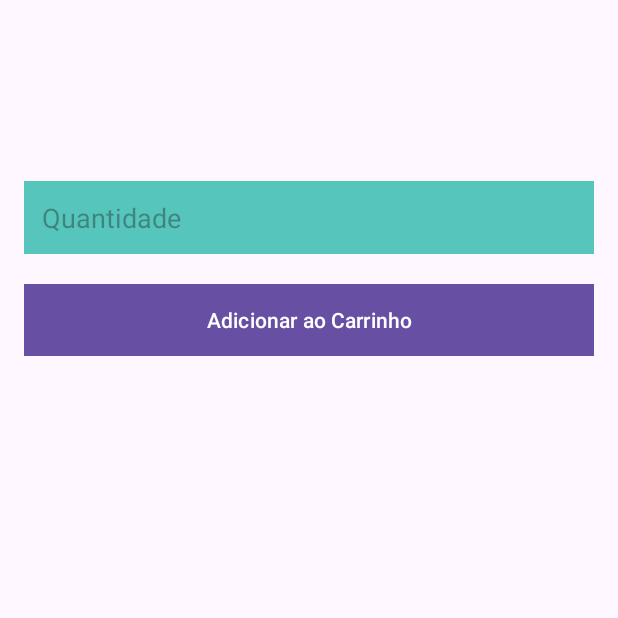
After one commit to CristianMartini/Echo-Viagens-, an Android app: the ProdutoDetalhes screen opened directly, with no data from a screen before it, on a phone screen of 412 x 824 dp, the top half of it. The commit adds this screen. Run offline under Robolectric (Android 15) with nearby library versions, the phone set to English and light mode, and no system bars.

Commit message:
tela_detalhes_produto

```diff
--- a/app/src/main/java/com/example/echoviagens/LoginActivity.kt
+++ b/app/src/main/java/com/example/echoviagens/LoginActivity.kt
@@ -39,7 +39,7 @@ class LoginActivity : AppCompatActivity() {
         val password = passwordEditText.text.toString().trim()
 
         val retrofit = Retrofit.Builder()
-            .baseUrl("https://71470dd5-14c8-4ec4-960e-a81bd29d91ad-00-sk7g2syvbseo.janeway.replit.dev/")
+            .baseUrl("https://b70f22cb-bf98-47c7-afce-c00348670242-00-53lkyvp7ukre.spock.repl.co/")
             .addConverterFactory(GsonConverterFactory.create())
             .build()
 
--- /dev/null
+++ b/app/src/main/java/com/example/echoviagens/ProdutoDetalhes.kt
@@ -0,0 +1,22 @@
+package com.example.echoviagens
+
+import androidx.appcompat.app.AppCompatActivity
+import android.os.Bundle
+import android.widget.Button
+import android.widget.TextView
+
+class ProdutoDetalhes : AppCompatActivity() {
+    override fun onCreate(savedInstanceState: Bundle?) {
+        super.onCreate(savedInstanceState)
+        setContentView(R.layout.activity_produto_detalhes)
+        val nomeProduto = intent.getStringExtra("NOME_PRODUTO")
+        val descricaoProduto = intent.getStringExtra("DESCRICAO_PRODUTO")
+
+        findViewById<TextView>(R.id.txtNomeProduto).text = nomeProduto
+        findViewById<TextView>(R.id.txtDescricaoProduto).text = descricaoProduto
+
+        findViewById<Button>(R.id.btnAdicionarAoCarrinho).setOnClickListener {
+            // TODO ADICIONAR AO CARRINHO
+        }
+    }
+}
--- /dev/null
+++ b/app/src/main/res/layout/activity_produto_detalhes.xml
@@ -0,0 +1,62 @@
+<androidx.constraintlayout.widget.ConstraintLayout
+
+    xmlns:android="http://schemas.android.com/apk/res/android"
+    xmlns:app="http://schemas.android.com/apk/res-auto"
+    android:layout_width="match_parent"
+    android:layout_height="match_parent"
+    android:padding="16dp">
+
+    <TextView
+        android:id="@+id/txtNomeProduto"
+        android:layout_width="0dp"
+        android:layout_height="wrap_content"
+        android:text="Produto"
+        android:textSize="24sp"
+        android:textStyle="bold"
+        android:textColor="#333"
+        android:gravity="center"
+        app:layout_constraintTop_toTopOf="parent"
+        app:layout_constraintStart_toStartOf="parent"
+        app:layout_constraintEnd_toEndOf="parent"
+        android:layout_marginTop="20dp"/>
+
+    <TextView
+        android:id="@+id/txtDescricaoProduto"
+        android:layout_width="0dp"
+        android:layout_height="wrap_content"
+        android:text="DescriÃ§Ã£o"
+        android:textSize="16sp"
+        android:textColor="#666"
+        android:gravity="center"
+        app:layout_constraintTop_toBottomOf="@+id/txtNomeProduto"
+        app:layout_constraintStart_toStartOf="parent"
+        app:layout_constraintEnd_toEndOf="parent"
+        android:layout_marginTop="10dp"/>
+
+    <EditText
+        android:id="@+id/edtQuantidade"
+        android:layout_width="0dp"
+        android:layout_height="wrap_content"
+        android:hint="Quantidade"
+        android:inputType="number"
+        android:padding="12dp"
+        android:background="#56C5BB"
+        app:layout_constraintTop_toBottomOf="@+id/txtDescricaoProduto"
+        app:layout_constraintStart_toStartOf="parent"
+        app:layout_constraintEnd_toEndOf="parent"
+        android:layout_marginTop="20dp"/>
+
+    <Button
+        android:id="@+id/btnAdicionarAoCarrinho"
+        android:layout_width="0dp"
+        android:layout_height="wrap_content"
+        android:text="Adicionar ao Carrinho"
+        android:textAllCaps="false"
+        android:background="#2C7D8C"
+        android:textColor="#FFF"
+        app:layout_constraintTop_toBottomOf="@+id/edtQuantidade"
+        app:layout_constraintStart_toStartOf="parent"
+        app:layout_constraintEnd_toEndOf="parent"
+        android:layout_marginTop="20dp"/>
+
+</androidx.constraintlayout.widget.ConstraintLayout>
```
Also changed, not shown: app/src/main/AndroidManifest.xml (+5 -2 lines), app/src/main/java/com/example/echoviagens/CustomAdapter.kt (+10 -1 lines), app/src/main/java/com/example/echoviagens/ProdutoActivity.kt (+3 -6 lines), app/src/main/res/layout/tela_listagem_produto.xml (added, +52 -0 lines), app/src/main/res/layout/tela_listagem_produtos.xml (deleted, +0 -52 lines), app/src/main/res/layout/tela_produtos.xml (+8 -11 lines).
